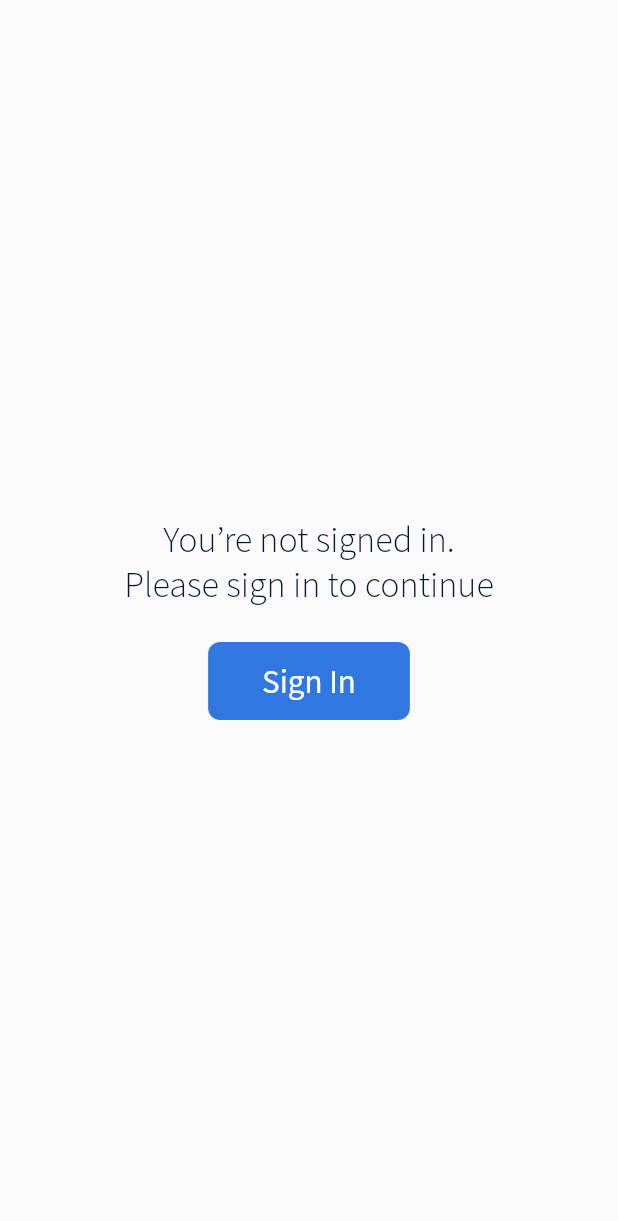
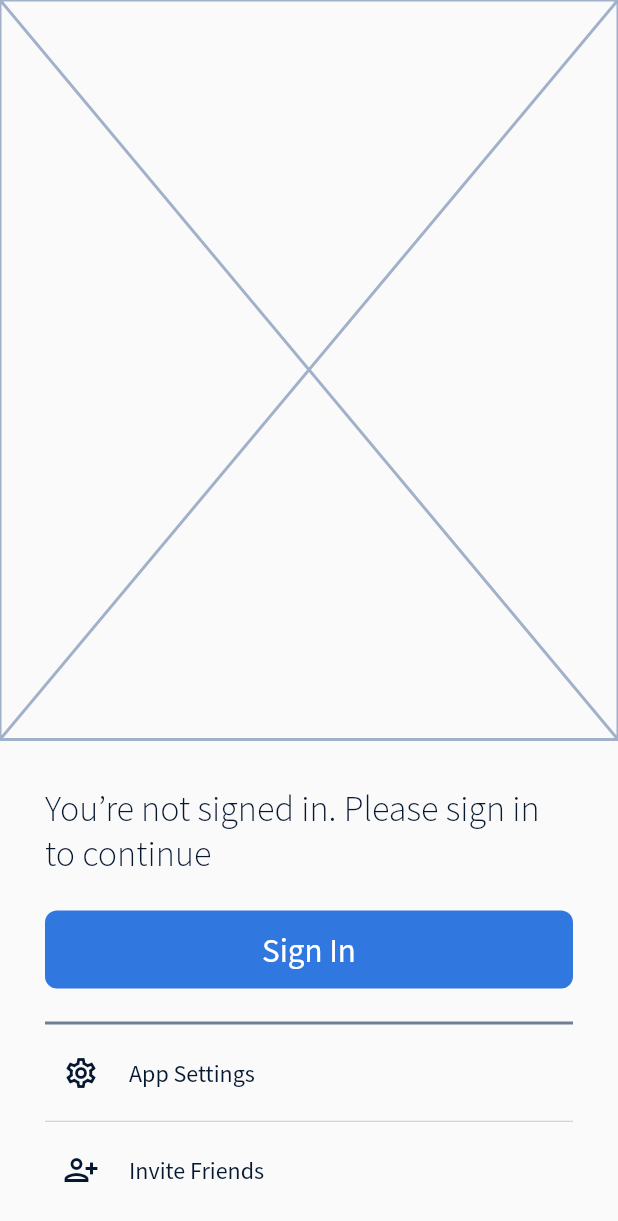
Before and after one commit to urantiatech/spirit_within_flutter, a Flutter app: the MyProfileScreen screen opened directly, on a phone screen of 412 x 824 dp. Shown: the top 1221 px of the screen. Run offline on Flutter 3.47's test engine with Material 2 defaults, Android fonts, the phone set to English and light mode, and no system bars; our stand-ins replace contacts_service, flutter_slidable, permission_handler, pin_code_fields, shared_preferences; missing offline and left inert: country_list_pick, launch_review, quill_delta, zefyr; accounts and stored records are empty; project files that could hold a hidden picture were left out.

Commit message:
SW-57 completed

```diff
--- a/lib/screens/blog_screen.dart
+++ b/lib/screens/blog_screen.dart
@@ -40,11 +40,13 @@ class _BlogScreenState extends State<BlogScreen> {
               isFavourite
                   ? ScaffoldMessenger.of(context).showSnackBar(
                       const SnackBar(
+                        duration: Duration(seconds: 2),
                         content: Text('Added to Favourites'),
                       ),
                     )
                   : ScaffoldMessenger.of(context).showSnackBar(
                       const SnackBar(
+                        duration: Duration(seconds: 2),
                         content: Text('Removed from Favourites'),
                       ),
                     );
--- a/lib/screens/favourites_screen.dart
+++ b/lib/screens/favourites_screen.dart
@@ -63,6 +63,7 @@ class _FavouritesScreenState extends State<FavouritesScreen> {
                           });
                           ScaffoldMessenger.of(context).showSnackBar(
                             const SnackBar(
+                              duration: Duration(seconds: 2),
                               content: Text('Removed from Favourites'),
                             ),
                           );
--- /dev/null
+++ b/lib/screens/guest_user_profile_screen.dart
@@ -0,0 +1,118 @@
+import 'package:flutter/cupertino.dart';
+import 'package:flutter/material.dart';
+import 'package:spirit_within_flutter/constants/app_constants.dart';
+import 'package:spirit_within_flutter/screens/sign-in/sign_in_number_screen.dart';
+import 'package:spirit_within_flutter/screens/sign-in/sign_in_to_continue_screen.dart';
+import 'package:spirit_within_flutter/widgets/divider_line.dart';
+import 'package:spirit_within_flutter/widgets/expanded_primary_button.dart';
+import 'package:spirit_within_flutter/widgets/icon_description_card.dart';
+
+import '../main.dart';
+import 'app_settings_screen.dart';
+import 'font_size_screen.dart';
+import 'invite_screen.dart';
+
+class GuestUserProfileScreen extends StatefulWidget {
+  @override
+  _GuestUserProfileScreenState createState() => _GuestUserProfileScreenState();
+}
+
+class _GuestUserProfileScreenState extends State<GuestUserProfileScreen> {
+  @override
+  Widget build(BuildContext context) {
+    return Scaffold(
+      body: Column(
+        children: [
+          Expanded(
+            child: Placeholder(
+              color: moreSubtleTextColor,
+            ),
+            // child: Container(
+            //   decoration: BoxDecoration(
+            //     color: Colors.blue[100],
+            //     shape: BoxShape.circle,
+            //   ),
+            // ),
+          ),
+          SizedBox(height: 30),
+          Column(
+            mainAxisAlignment: MainAxisAlignment.end,
+            crossAxisAlignment: CrossAxisAlignment.start,
+            children: [
+              Padding(
+                padding: const EdgeInsets.symmetric(horizontal: 30),
+                child: Column(
+                  // mainAxisAlignment: MainAxisAlignment.end,
+                  crossAxisAlignment: CrossAxisAlignment.start,
+                  children: [
+                    Text(
+                      'You’re not signed in. Please sign in to continue',
+                      style: TextStyle(
+                        fontSize: fontSize24,
+                        fontWeight: FontWeight.w300,
+                        color: normalTextColor,
+                        fontFamily: 'SourceSansPro',
+                      ),
+                    ),
+                    SizedBox(height: 24),
+                    Row(
+                      children: [
+                        ExpandedPrimaryButton(
+                          buttonTitle: 'Sign In',
+                          fontSize: fontSize22,
+                          onPressedFunction: () {
+                            Navigator.push(
+                              context,
+                              MaterialPageRoute(
+                                builder: (context) => SignInNumberScreen(
+                                  countryCode: currentCountryCode,
+                                ),
+                              ),
+                            );
+                          },
+                        ),
+                      ],
+                    ),
+                    SizedBox(height: 24),
+                    Divider(
+                      height: 0,
+                      thickness: 2,
+                      color: subtleTextColor,
+                    ),
+                    // SizedBox(height: 10),
+                  ],
+                ),
+              ),
+              IconDescriptionCard(
+                iconData: Icons.settings_outlined,
+                descTitle: 'App Settings',
+                onPressedFunction: () {
+                  Navigator.push(
+                    context,
+                    MaterialPageRoute(
+                      builder: (context) => AppSettingsScreen(),
+                    ),
+                  ).then((value) => {setState(() {})});
+                },
+              ),
+              DividerLine(),
+              IconDescriptionCard(
+                iconData: Icons.person_add_alt_1_outlined,
+                descTitle: 'Invite Friends',
+                onPressedFunction: () {
+                  Navigator.push(
+                    context,
+                    MaterialPageRoute(
+                      builder: (context) => InviteScreen(),
+                    ),
+                  );
+                },
+              ),
+              SizedBox(height: 12),
+            ],
+          ),
+        ],
+      ),
+    );
+  }
+}
--- a/lib/screens/my_profile_screen.dart
+++ b/lib/screens/my_profile_screen.dart
@@ -3,6 +3,7 @@ import 'package:shared_preferences/shared_preferences.dart';
 import 'package:spirit_within_flutter/constants/app_constants.dart';
 import 'package:spirit_within_flutter/screens/app_settings_screen.dart';
 import 'package:spirit_within_flutter/screens/bottom_bar.dart';
+import 'package:spirit_within_flutter/screens/guest_user_profile_screen.dart';
 import 'package:spirit_within_flutter/screens/invite_screen.dart';
 import 'package:spirit_within_flutter/screens/manage_blogs_screen.dart';
 import 'package:spirit_within_flutter/widgets/divider_line.dart';
@@ -37,7 +38,8 @@ class _MyProfileScreenState extends State<MyProfileScreen> {
       isSignedIn = false;
     }
     return !isSignedIn
-        ? SignInToContinueScreen()
+        ? GuestUserProfileScreen()
+        // ? SignInToContinueScreen()
         : Scaffold(
             body: SingleChildScrollView(
               child: Column(
@@ -204,6 +206,7 @@ class _MyProfileScreenState extends State<MyProfileScreen> {
                       );
                       ScaffoldMessenger.of(context).showSnackBar(
                         const SnackBar(
+                          duration: Duration(seconds: 2),
                           content: Text('Signed out successfully!'),
                         ),
                       );
--- a/lib/screens/sign-in/sign_in_otp_screen.dart
+++ b/lib/screens/sign-in/sign_in_otp_screen.dart
@@ -125,6 +125,7 @@ class _SignInOTPScreenState extends State<SignInOTPScreen> {
                               (route) => false);
                           ScaffoldMessenger.of(context).showSnackBar(
                             const SnackBar(
+                              duration: Duration(seconds: 2),
                               content: Text('Signed in successfully!'),
                             ),
                           );
--- a/lib/screens/sign-in/sign_in_to_continue_screen.dart
+++ b/lib/screens/sign-in/sign_in_to_continue_screen.dart
@@ -1,6 +1,7 @@
 import 'package:flutter/material.dart';
 import 'package:spirit_within_flutter/constants/app_constants.dart';
 import 'package:spirit_within_flutter/screens/sign-in/sign_in_number_screen.dart';
+import 'package:spirit_within_flutter/widgets/centered_appbar.dart';
 
 import '../../main.dart';
 import '../font_size_screen.dart';
@@ -20,6 +21,7 @@ class _SignInToContinueScreenState extends State<SignInToContinueScreen> {
   @override
   Widget build(BuildContext context) {
     return Scaffold(
+      appBar: buildCenteredAppBar(),
       body: Center(
         child: Column(
           mainAxisAlignment: MainAxisAlignment.center,
```
